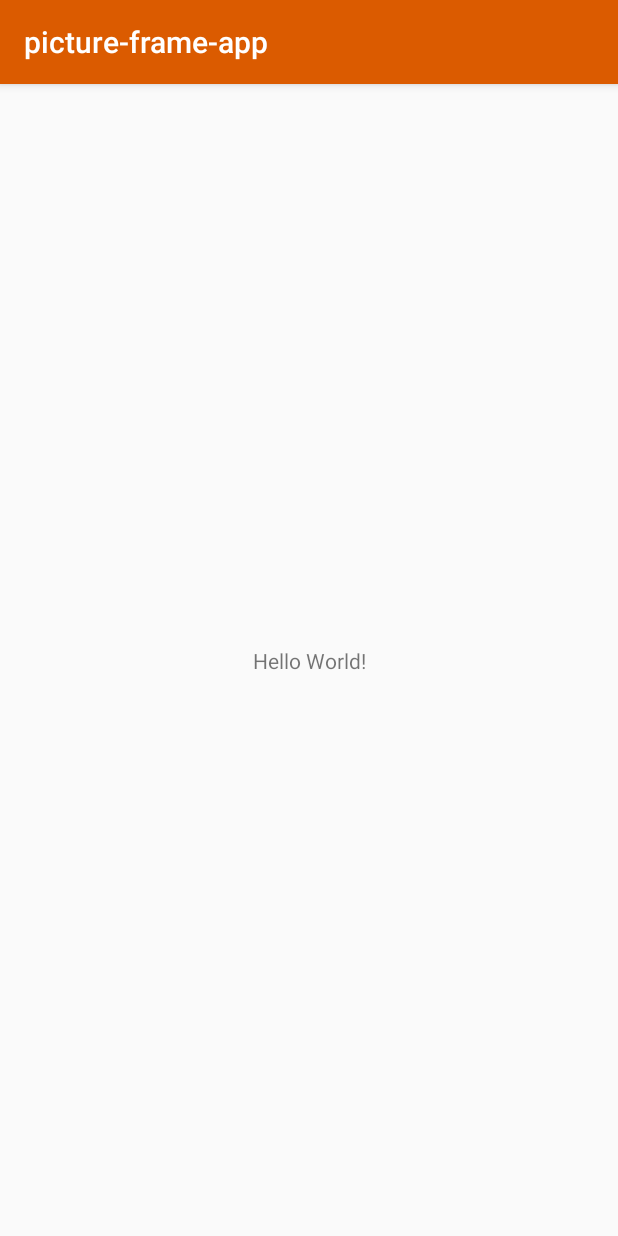
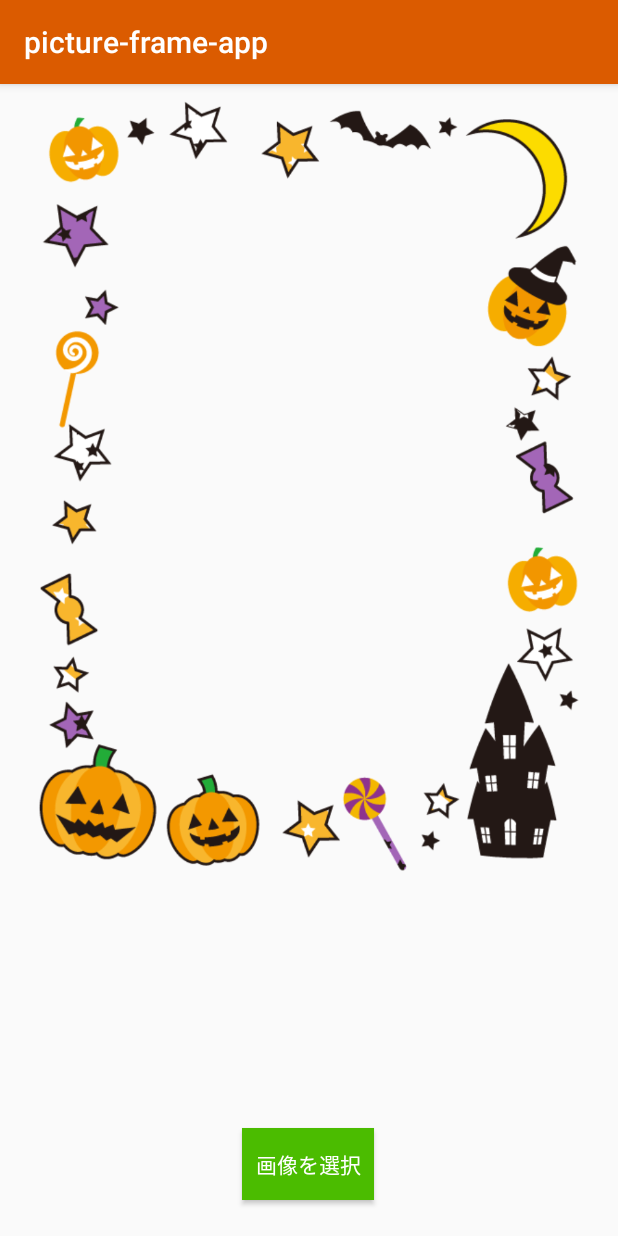
Before and after one commit to orimomo/picture-frame-app, an Android app: the screen it shows after launch (MainActivity), on a phone screen of 412 x 824 dp. Run offline under Robolectric (Android 15) with nearby library versions, the phone set to English and light mode, and no system bars.

Commit message:
レイアウトを組んだ

```diff
--- a/app/src/main/res/layout/activity_main.xml
+++ b/app/src/main/res/layout/activity_main.xml
@@ -7,13 +7,26 @@
     android:layout_height="match_parent"
     tools:context=".MainActivity">
 
-    <TextView
+    <Button
+        android:id="@+id/button"
         android:layout_width="wrap_content"
         android:layout_height="wrap_content"
-        android:text="Hello World!"
+        android:layout_marginBottom="24dp"
+        android:background="@color/buttonColor"
+        android:text="@string/button_text"
+        android:textColor="@android:color/white"
         app:layout_constraintBottom_toBottomOf="parent"
-        app:layout_constraintLeft_toLeftOf="parent"
-        app:layout_constraintRight_toRightOf="parent"
-        app:layout_constraintTop_toTopOf="parent" />
+        app:layout_constraintEnd_toEndOf="parent"
+        app:layout_constraintHorizontal_bias="0.498"
+        app:layout_constraintStart_toStartOf="parent" />
 
+    <ImageView
+        android:id="@+id/imageView"
+        android:layout_width="0dp"
+        android:layout_height="520dp"
+        android:layout_marginTop="8dp"
+        app:layout_constraintEnd_toEndOf="parent"
+        app:layout_constraintStart_toStartOf="parent"
+        app:layout_constraintTop_toTopOf="parent"
+        app:srcCompat="@drawable/frame" />
 </androidx.constraintlayout.widget.ConstraintLayout>
--- a/app/src/main/res/values/colors.xml
+++ b/app/src/main/res/values/colors.xml
@@ -3,4 +3,5 @@
     <color name="colorPrimary">#db5b00</color>
     <color name="colorPrimaryDark">#8c3300</color>
     <color name="colorAccent">#D81B60</color>
+    <color name="buttonColor">#4bbc00</color>
 </resources>
--- a/app/src/main/res/values/strings.xml
+++ b/app/src/main/res/values/strings.xml
@@ -1,3 +1,4 @@
 <resources>
     <string name="app_name">picture-frame-app</string>
+    <string name="button_text">画像を選択</string>
 </resources>
```
Also changed, not shown: app/src/main/res/drawable/frame.png (added).
